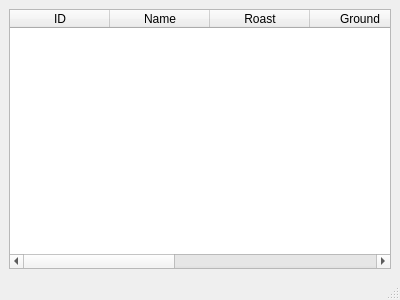
Above: main.ui from MuhammadMirzoev/Web before the change. Below: the same form after it.
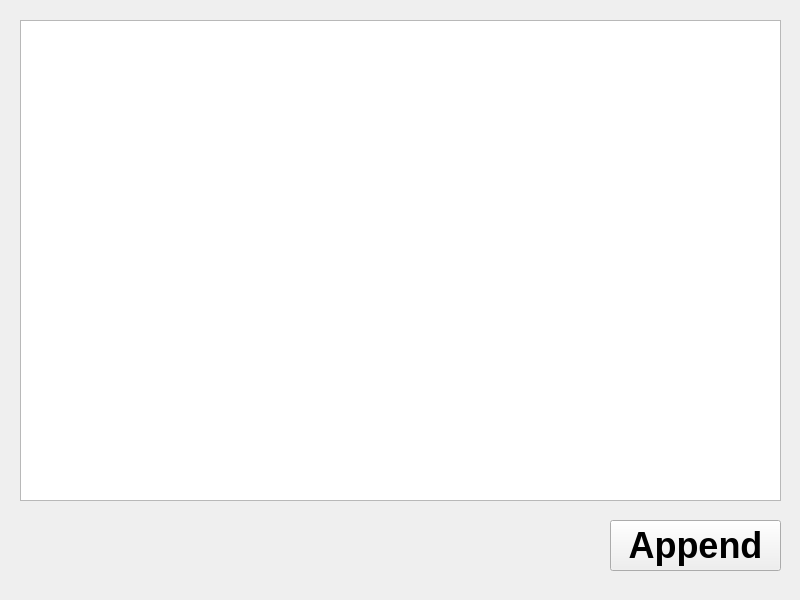
That is the form after the change.

What changed in the file:
```diff
--- a/main.ui
+++ b/main.ui
@@ -6,68 +6,45 @@
    <rect>
     <x>0</x>
     <y>0</y>
-    <width>400</width>
-    <height>300</height>
+    <width>800</width>
+    <height>600</height>
    </rect>
   </property>
   <property name="windowTitle">
    <string>Coffee</string>
   </property>
   <widget class="QWidget" name="centralwidget">
-   <layout class="QVBoxLayout" name="verticalLayout">
-    <item>
-     <widget class="QTableWidget" name="tableWidget">
-      <column>
-       <property name="text">
-        <string>ID</string>
-       </property>
-      </column>
-      <column>
-       <property name="text">
-        <string>Name</string>
-       </property>
-      </column>
-      <column>
-       <property name="text">
-        <string>Roast</string>
-       </property>
-      </column>
-      <column>
-       <property name="text">
-        <string>Ground</string>
-       </property>
-      </column>
-      <column>
-       <property name="text">
-        <string>Description</string>
-       </property>
-      </column>
-      <column>
-       <property name="text">
-        <string>Price</string>
-       </property>
-      </column>
-      <column>
-       <property name="text">
-        <string>Volume</string>
-       </property>
-      </column>
-      <columnStretch>0</columnStretch>
-     </widget>
-    </item>
-   </layout>
+   <widget class="QPushButton" name="app">
+    <property name="geometry">
+     <rect>
+      <x>610</x>
+      <y>520</y>
+      <width>171</width>
+      <height>51</height>
+     </rect>
+    </property>
+    <property name="font">
+     <font>
+      <pointsize>27</pointsize>
+      <weight>75</weight>
+      <bold>true</bold>
+     </font>
+    </property>
+    <property name="text">
+     <string>Append</string>
+    </property>
+   </widget>
+   <widget class="QTableWidget" name="tableWidget">
+    <property name="geometry">
+     <rect>
+      <x>20</x>
+      <y>20</y>
+      <width>761</width>
+      <height>481</height>
+     </rect>
+    </property>
+   </widget>
   </widget>
-  <widget class="QMenuBar" name="menubar">
-   <property name="geometry">
-    <rect>
-     <x>0</x>
-     <y>0</y>
-     <width>400</width>
-     <height>22</height>
-    </rect>
-   </property>
-  </widget>
-  <widget class="QStatusBar" name="statusbar"/>
  </widget>
  <resources/>
  <connections/>
```
Left out of the diff: 2 changed lines with no effect on the pictures.
